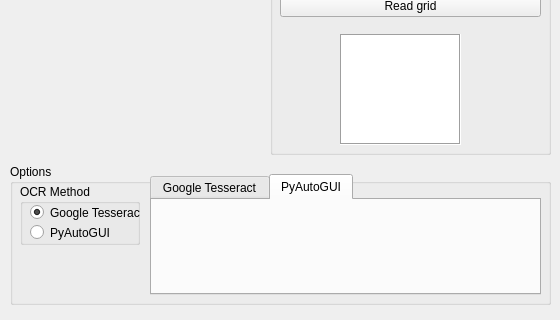
Before: the Qt Designer form form.ui in mb2g17/PyLex, drawn with Qt 5; both pictures show x 0 to 560 and y 296 to 616 of the 560 by 616 pixel window.
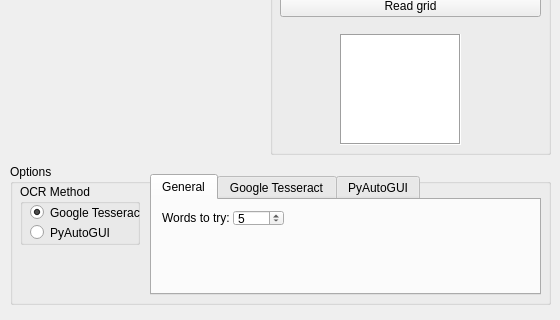
After: the same form once the commit is applied. The open tabs and pages were chosen to show the change. Icons and pictures are not drawn.

Diff of the .ui file:
```diff
--- a/form.ui
+++ b/form.ui
@@ -263,6 +263,46 @@
     <property name="currentIndex">
      <number>0</number>
     </property>
+    <widget class="QWidget" name="generalTab">
+     <property name="toolTip">
+      <string>&lt;html&gt;&lt;head/&gt;&lt;body&gt;&lt;p&gt;&lt;span style=&quot; font-weight:600; text-decoration: underline;&quot;&gt;General options&lt;/span&gt;&lt;/p&gt;&lt;p&gt;Options concerning the general usage of PyLex.&lt;/p&gt;&lt;/body&gt;&lt;/html&gt;</string>
+     </property>
+     <attribute name="title">
+      <string>General</string>
+     </attribute>
+     <widget class="QLabel" name="wordsToTryLabel">
+      <property name="geometry">
+       <rect>
+        <x>10</x>
+        <y>10</y>
+        <width>71</width>
+        <height>16</height>
+       </rect>
+      </property>
+      <property name="toolTip">
+       <string>&lt;html&gt;&lt;head/&gt;&lt;body&gt;&lt;p&gt;&lt;span style=&quot; font-weight:600; text-decoration: underline;&quot;&gt;Words to try&lt;/span&gt;&lt;/p&gt;&lt;p&gt;The number of words to try typing out into the grid before giving up. For example, if this was 5, PyLex will try typing out the best 5 words it can find. If none of them work, it will then give up.&lt;/p&gt;&lt;/body&gt;&lt;/html&gt;</string>
+      </property>
+      <property name="text">
+       <string>Words to try:</string>
+      </property>
+     </widget>
+     <widget class="QSpinBox" name="wordsToTrySpinBox">
+      <property name="geometry">
+       <rect>
+        <x>81</x>
+        <y>10</y>
+        <width>51</width>
+        <height>16</height>
+       </rect>
+      </property>
+      <property name="toolTip">
+       <string/>
+      </property>
+      <property name="value">
+       <number>5</number>
+      </property>
+     </widget>
+    </widget>
     <widget class="QWidget" name="tesseractTab">
      <attribute name="title">
       <string>Google Tesseract</string>
```
Left out of the diff: 32 changed lines with no effect on the pictures.
